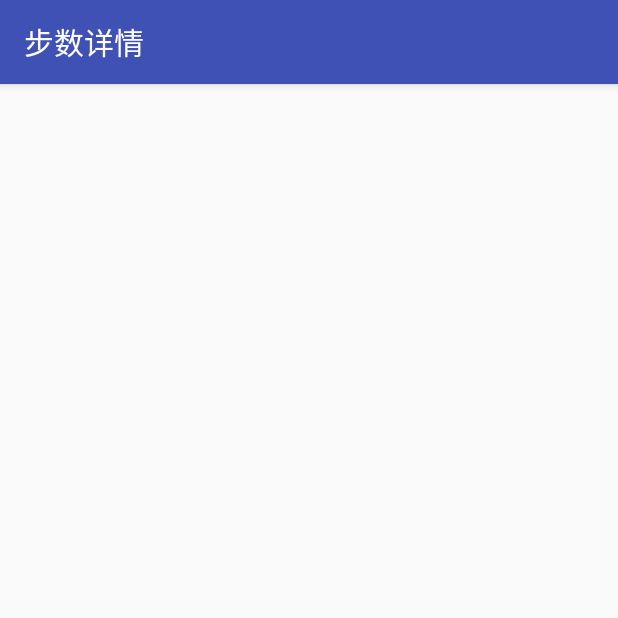
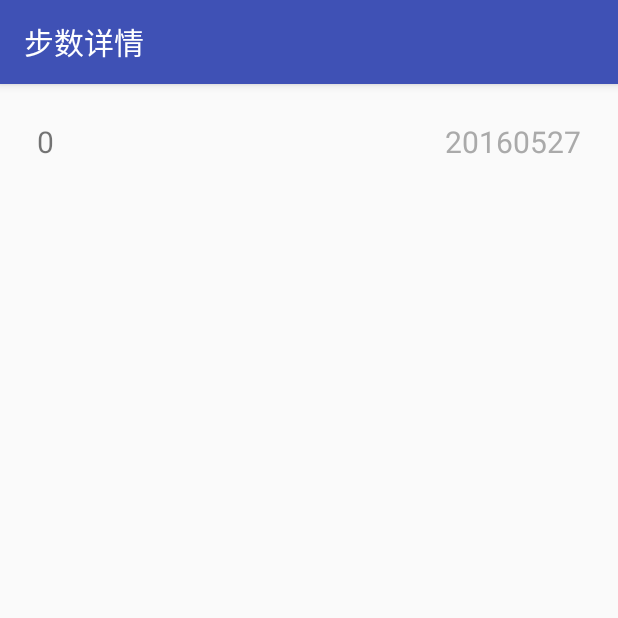
Before and after one commit to zhongzhen2008/HiFit, an Android app: the StepHistroyActivity screen opened directly, with no data from a screen before it, on a phone screen of 412 x 824 dp, the top half of it. Run offline under Robolectric (Android 15) with nearby library versions, the phone set to English and light mode, and no system bars; libraries missing offline, so code that uses them is left out: com.squareup.leakcanary.

Commit message:
步数列表中，用LoadManager异步线程加载数据库

```diff
--- a/app/src/main/java/com/hifit/zz/activity/FitFragment.java
+++ b/app/src/main/java/com/hifit/zz/activity/FitFragment.java
@@ -53,6 +53,7 @@ public class FitFragment extends Fragment {
         @Override
         public void onStepChanged(int step) {
             //Toast.makeText(getActivity(), "StepChange: " + step, Toast.LENGTH_SHORT).show();
+            mTodayStep = step;
             tvTodaySteps.setText(String.valueOf(step));
         }
     }
@@ -107,7 +108,10 @@ public class FitFragment extends Fragment {
         cvSteps.setOnClickListener(new View.OnClickListener() {
             @Override
             public void onClick(View v) {
+//                Bundle bundle = new Bundle();
+//                bundle.putInt("step", mTodayStep);
                 Intent intent = new Intent(getActivity(), StepHistroyActivity.class);
+                intent.putExtra("step", mTodayStep);
                 startActivity(intent);
             }
         });
--- a/app/src/main/java/com/hifit/zz/activity/StepHistroyActivity.java
+++ b/app/src/main/java/com/hifit/zz/activity/StepHistroyActivity.java
@@ -1,30 +1,103 @@
 package com.hifit.zz.activity;
 
+import android.app.LoaderManager;
+import android.content.CursorLoader;
+import android.content.Intent;
+import android.content.Loader;
 import android.database.Cursor;
+import android.database.sqlite.SQLiteDatabase;
 import android.support.v7.app.AppCompatActivity;
 import android.os.Bundle;
+import android.view.View;
 import android.widget.ListView;
 import android.widget.SimpleCursorAdapter;
 
+import com.hifit.zz.db.StepItem;
 import com.hifit.zz.hifit.R;
+import com.hifit.zz.utils.LogUtil;
 
-public class StepHistroyActivity extends AppCompatActivity {
+import java.text.SimpleDateFormat;
+import java.util.Date;
+
+public class StepHistroyActivity extends AppCompatActivity implements LoaderManager.LoaderCallbacks<Cursor> {
+
+    private SimpleCursorAdapter mAdapter;
+    private ListView mListView;
+    private HifitApp mApp;
+    private int mTodayStep;
 
     @Override
     protected void onCreate(Bundle savedInstanceState) {
         super.onCreate(savedInstanceState);
         setContentView(R.layout.activity_step);
 
-        HifitApp app = (HifitApp)getApplication();
-        Cursor cursor = app.getStepsDAO().queryCursor();
+ /*       HifitApp app = (HifitApp)getApplication();
+        Cursor cursor = app.getStepsDAO().queryCursorDateDesc();
 
         SimpleCursorAdapter simpleCursorAdapter = new SimpleCursorAdapter(
-                this,android.R.layout.simple_expandable_list_item_2, cursor,
-                new String[]{"date","step" },
-                new int[]{android.R.id.text1,android.R.id.text2});
+                this, R.layout.step_list_item, cursor,
+                new String[]{"step","date" },
+                new int[]{R.id.tv_step, R.id.tv_date}, 0);*/
+        mApp = (HifitApp)getApplication();
+        Intent intent = getIntent();
+        mTodayStep = intent.getIntExtra("step", 0);
+        LogUtil.d("StepHistroyActivity mTodayStep = " + mTodayStep);
 
-        ListView listView = (ListView) findViewById(R.id.list_steps);
-        listView.setAdapter(simpleCursorAdapter);
-        //setListAdapter(simpleCursorAdapter);
+        mAdapter = new SimpleCursorAdapter(
+                this, R.layout.step_list_item, null,
+                new String[]{"step","date" },
+                new int[]{R.id.tv_step, R.id.tv_date}, 0);
+
+        mListView = (ListView) findViewById(R.id.list_steps);
+        mListView.setAdapter(mAdapter);
+
+        mListView.setVisibility(View.INVISIBLE);
+
+        getLoaderManager().initLoader(0, null, this);
     }
+
+    private void updateTodayStep() {
+        Date date = new Date();
+        SimpleDateFormat sdf = new SimpleDateFormat("yyyyMMdd");
+        String s = sdf.format(date);
+
+        StepItem stepItem = new StepItem();
+        stepItem.date = s;
+        stepItem.step = mTodayStep;
+
+        mApp.getStepsDAO().update(stepItem);
+
+        LogUtil.d("刷新今天步数 updateTodayStep, step = " + mTodayStep + ", Thread = " + android.os.Process.myTid());
+    }
+
+    @Override
+    public Loader<Cursor> onCreateLoader(int id, Bundle args) {
+        LogUtil.d("开始加载数据库 onCreateLoader, Thread = " + android.os.Process.myTid());
+        return new CursorLoader(this)
+        {
+            @Override
+            public Cursor loadInBackground()
+            {
+                updateTodayStep();
+
+                LogUtil.d("开始加载数据库 loadInBackground, Thread = " + android.os.Process.myTid());
+                Cursor cursor = mApp.getStepsDAO().queryCursorDateDesc();
+                return cursor;
+            }
+        };
+    }
+
+    @Override
+    public void onLoadFinished(Loader<Cursor> loader, Cursor data) {
+        LogUtil.d("数据库加载完毕 onLoadFinished");
+        mAdapter.swapCursor(data);
+        mListView.setVisibility(View.VISIBLE);
+    }
+
+    @Override
+    public void onLoaderReset(Loader<Cursor> loader) {
+        LogUtil.d("数据库复位 onLoaderReset");
+        mAdapter.swapCursor(null);
+    }
+
 }
--- a/app/src/main/java/com/hifit/zz/db/StepsDAO.java
+++ b/app/src/main/java/com/hifit/zz/db/StepsDAO.java
@@ -28,6 +28,22 @@ public class StepsDAO {
         mDb.insert(HiFitDbHelper.TABLE_STEPS, null, values);
     }
 
+    // 有此天数据则刷新，没有则插入
+    public void update(StepItem stepItem) {
+        if (hasItemDate(stepItem.date)) {
+            ContentValues values = stepItem2ContentValues(stepItem);
+            mDb.update(HiFitDbHelper.TABLE_STEPS, values, "date=?", new String[]{stepItem.date});
+        } else {
+            insert(stepItem);
+        }
+    }
+
+    private boolean hasItemDate(String date) {
+        Cursor cursor = mDb.query(HiFitDbHelper.TABLE_STEPS, null, "date=?", new String[]{date}, null, null,
+                null, null);
+        return (cursor.getCount() > 0);
+    }
+
     public void queryStep() {
         // 相当于select * from students ;
         Cursor cursor = mDb.query(HiFitDbHelper.TABLE_STEPS, null, null, null, null, null,
@@ -44,9 +60,9 @@ public class StepsDAO {
         cursor.close();
     }
 
-    public Cursor queryCursor() {
+    public Cursor queryCursorDateDesc() {
         Cursor cursor = mDb.query(HiFitDbHelper.TABLE_STEPS, null, null, null, null, null,
-                null, null);
+                "date desc", null);
         return cursor;
     }
 }
--- a/app/src/main/java/com/hifit/zz/engine/CalcBaseStep.java
+++ b/app/src/main/java/com/hifit/zz/engine/CalcBaseStep.java
@@ -9,6 +9,7 @@ import com.hifit.zz.activity.HifitApp;
 import com.hifit.zz.db.StepItem;
 import com.hifit.zz.utils.LogUtil;
 
+import java.text.SimpleDateFormat;
 import java.util.Calendar;
 import java.util.Date;
 
@@ -83,10 +84,15 @@ public class CalcBaseStep {
 
     @NonNull
     private String getDateString(Date date) {
-        int year = date.getYear() + 1900;
+/*        int year = date.getYear() + 1900;
         int month = date.getMonth() + 1;
         int day = date.getDate();
-        return "" + year + month + day;
+        return "" + year + month + day;*/
+
+        SimpleDateFormat sdf = new SimpleDateFormat("yyyyMMdd");
+        String s = sdf.format(date);
+        return s;
+
         //return "" + date.getYear() + date.getMonth() + date.getDate();
     }
 
@@ -121,7 +127,8 @@ public class CalcBaseStep {
         stepItem.date = getDateString(calendar.getTime());
         stepItem.step = lastTodayStep;
         HifitApp app = (HifitApp) mContext.getApplicationContext();
-        app.getStepsDAO().insert(stepItem);
+        //app.getStepsDAO().insert(stepItem);
+        app.getStepsDAO().update(stepItem);
 
         Toast.makeText(mContext, "存储到数据库 saveTodayStep:" + stepItem.date + "," + stepItem.step, Toast.LENGTH_LONG).show();
         LogUtil.d("存储到数据库 saveTodayStep:" + stepItem.date + "," + stepItem.step);
--- /dev/null
+++ b/app/src/main/res/layout/step_list_item.xml
@@ -0,0 +1,24 @@
+<?xml version="1.0" encoding="utf-8"?>
+<LinearLayout xmlns:android="http://schemas.android.com/apk/res/android"
+              android:layout_width="match_parent"
+              android:layout_height="wrap_content"
+              android:padding="4pt"
+              android:orientation="horizontal">
+
+    <TextView
+        android:layout_width="wrap_content"
+        android:layout_height="wrap_content"
+        android:text="step"
+        android:id="@+id/tv_step"
+        android:textSize="20sp"/>
+
+    <TextView
+        android:layout_width="match_parent"
+        android:layout_height="wrap_content"
+        android:text="date"
+        android:id="@+id/tv_date"
+        android:gravity="right"
+        android:textSize="20sp"
+        android:textColor="@android:color/darker_gray"/>
+
+</LinearLayout>
```
